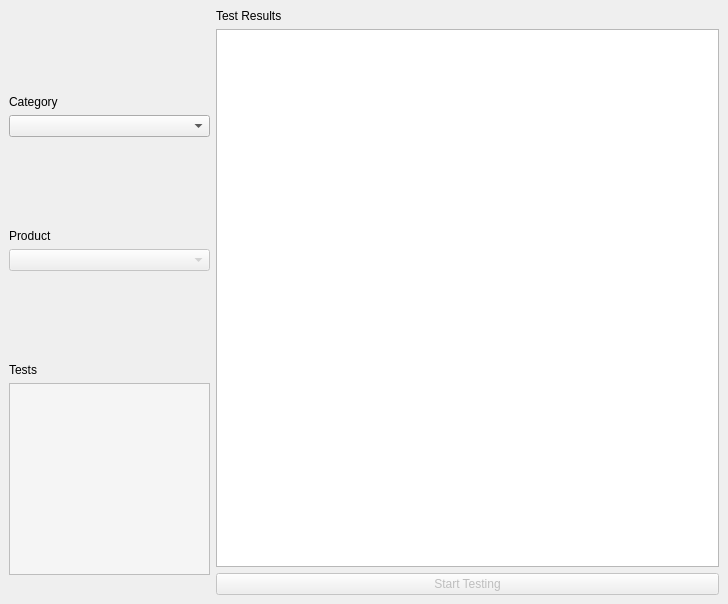
First picture: the form in iottestbed.ui, repository OmarEinea/IoTTestbed, before the edit.
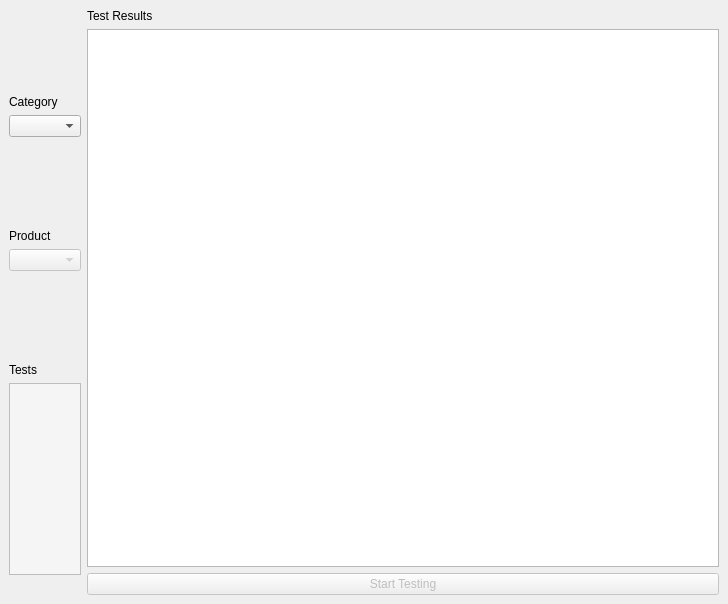
Second picture: the form after the edit.

Commit message: Fixed layout and added new devices and separated switch on/off

The edit to the form file:
```diff
--- a/iottestbed.ui
+++ b/iottestbed.ui
@@ -17,7 +17,7 @@
    <property name="toolTipDuration">
     <number>-1</number>
    </property>
-   <layout class="QHBoxLayout" name="horizontalLayout" stretch="2,5">
+   <layout class="QHBoxLayout" name="horizontalLayout" stretch="1,9">
     <item>
      <layout class="QVBoxLayout" name="leftColumnLayout" stretch="1,0,1,0,1,0,0">
       <item>
```
The commit also changes 2 other files.
